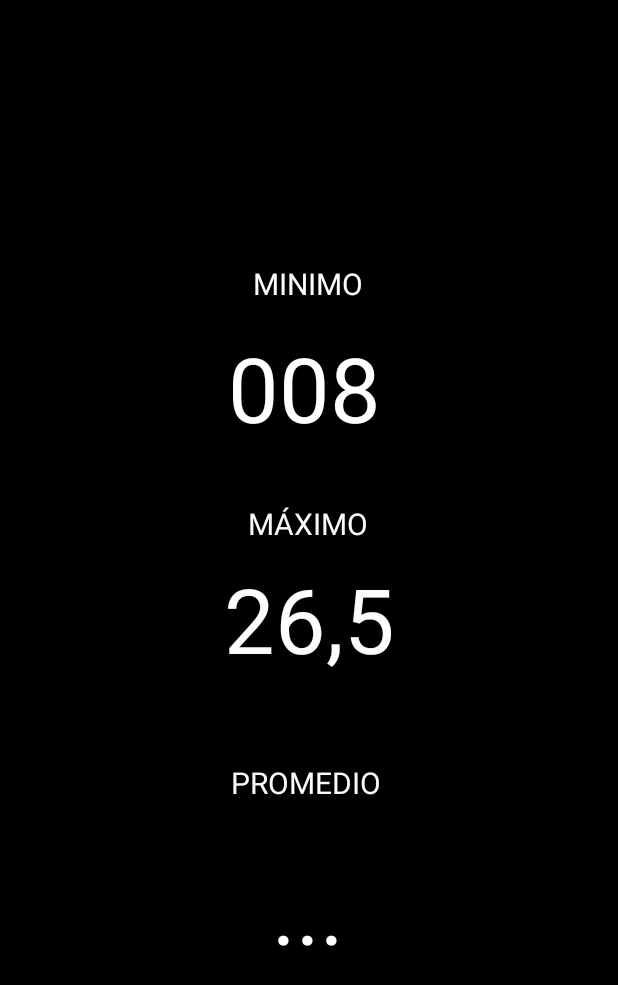
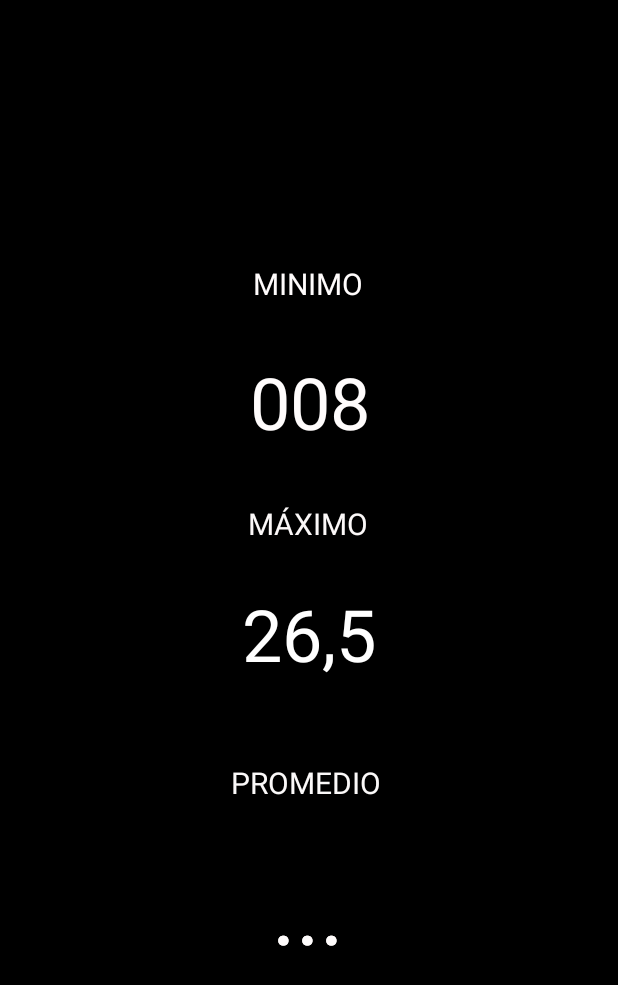
Before and after one commit to yxrellx/Auto-arduino-detector-de-gas-y-distancia-, an Android app: the Pag3 screen opened directly, with no data from a screen before it, on a phone screen of 412 x 824 dp. Shown: the top 985 px of the screen. Run offline under Robolectric (Android 15) with nearby library versions, the light colour scheme and no system bars.

Commit message:
Version Completada

```diff
--- /dev/null
+++ b/app/src/main/java/com/example/myapplication/Historial.java
@@ -0,0 +1,4 @@
+package com.example.myapplication;
+
+public class Historial {
+}
--- a/app/src/main/java/com/example/myapplication/ListElement.java
+++ b/app/src/main/java/com/example/myapplication/ListElement.java
@@ -28,4 +28,6 @@ public class ListElement {
     public String getHora() {
         return hora;
     }
+
+
 }
--- /dev/null
+++ b/app/src/main/java/com/example/myapplication/Parametros.java
@@ -0,0 +1,4 @@
+package com.example.myapplication;
+
+public class Parametros {
+}
--- a/app/src/main/res/layout/activity_pag3.xml
+++ b/app/src/main/res/layout/activity_pag3.xml
@@ -5,34 +5,22 @@
     android:layout_width="match_parent"
     android:layout_height="match_parent"
     android:background="#000000"
+    android:textAlignment="center"
     tools:context=".Pag3">
 
     <TextView
-        android:id="@+id/n1"
+        android:id="@+id/textView13"
         android:layout_width="wrap_content"
         android:layout_height="wrap_content"
-        android:background="#000000"
-        android:text="@string/n1"
-        android:textColor="#FFFFFF"
-        android:textSize="60sp"
-        app:layout_constraintBottom_toBottomOf="parent"
-        app:layout_constraintEnd_toEndOf="parent"
-        app:layout_constraintHorizontal_bias="0.49"
-        app:layout_constraintStart_toStartOf="parent"
-        app:layout_constraintTop_toTopOf="parent"
-        app:layout_constraintVertical_bias="0.293" />
-
-    <TextView
-        android:id="@+id/n2"
-        android:layout_width="wrap_content"
-        android:layout_height="wrap_content"
-        android:text="@string/n2"
+        android:text="@string/n3"
         android:textColor="#FFFCFC"
         android:textSize="60sp"
         app:layout_constraintBottom_toBottomOf="parent"
         app:layout_constraintEnd_toEndOf="parent"
+        app:layout_constraintHorizontal_bias="0.498"
         app:layout_constraintStart_toStartOf="parent"
-        app:layout_constraintTop_toTopOf="parent" />
+        app:layout_constraintTop_toTopOf="parent"
+        app:layout_constraintVertical_bias="0.761" />
 
     <TextView
         android:id="@+id/textView4"
@@ -89,4 +77,34 @@
         app:layout_constraintStart_toStartOf="parent"
         app:layout_constraintTop_toTopOf="parent"
         app:layout_constraintVertical_bias="0.761" />
+
+    <TextView
+        android:id="@+id/textView14"
+        android:layout_width="113dp"
+        android:layout_height="64dp"
+        android:text="@string/n1"
+        android:textAlignment="center"
+        android:textColor="#FFFCFC"
+        android:textSize="48sp"
+        app:layout_constraintBottom_toBottomOf="parent"
+        app:layout_constraintEnd_toEndOf="parent"
+        app:layout_constraintHorizontal_bias="0.503"
+        app:layout_constraintStart_toStartOf="parent"
+        app:layout_constraintTop_toTopOf="parent"
+        app:layout_constraintVertical_bias="0.31" />
+
+    <TextView
+        android:id="@+id/textView15"
+        android:layout_width="101dp"
+        android:layout_height="78dp"
+        android:text="@string/n2"
+        android:textAlignment="center"
+        android:textColor="#FFFFFF"
+        android:textSize="48sp"
+        app:layout_constraintBottom_toBottomOf="parent"
+        app:layout_constraintEnd_toEndOf="parent"
+        app:layout_constraintStart_toStartOf="parent"
+        app:layout_constraintTop_toTopOf="parent"
+        app:layout_constraintVertical_bias="0.523" />
+
 </androidx.constraintlayout.widget.ConstraintLayout>
--- a/app/src/main/res/values/strings.xml
+++ b/app/src/main/res/values/strings.xml
@@ -1,5 +1,6 @@
 <resources>
     <string name="app_name">My Application</string>
+    <string name="id">ID</string>
     <string name="item1">Historial</string>
     <string name="item2">Niveles de gas</string>
     <string name="item3">Notificaciones</string>
```
Also changed, not shown: app/build.gradle (+7 -0 lines), app/src/main/AndroidManifest.xml (+7 -0 lines), app/src/main/java/com/example/myapplication/MainActivity.java (+40 -0 lines), build.gradle (+29 -0 lines), 1 other file.
